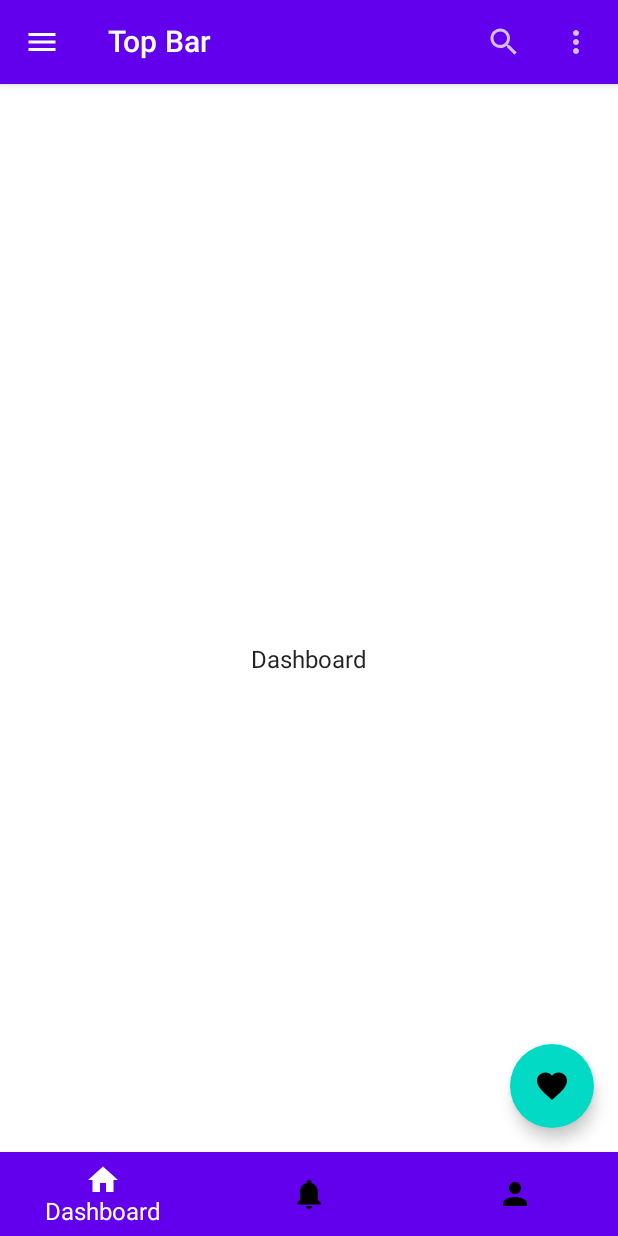
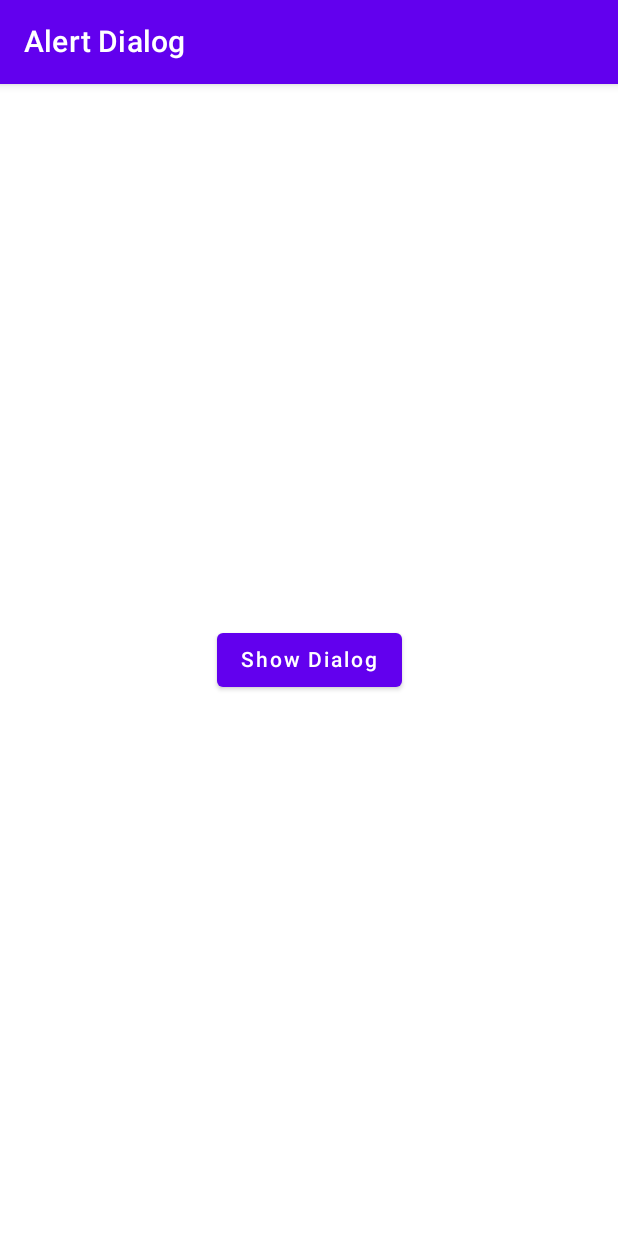
Before and after one commit to GanangSW/Belajar-Jetpack-Compose, an Android app built with Jetpack Compose: the screen it shows after launch (MainActivity), on a phone screen of 412 x 824 dp. Run offline under Robolectric (Android 15) with nearby library versions, the phone set to English and light mode, and no system bars.

Commit message:
alert dialog

```diff
--- a/app/src/main/java/com/gsw/belajarjetpackcompose/MainActivity.kt
+++ b/app/src/main/java/com/gsw/belajarjetpackcompose/MainActivity.kt
@@ -1,43 +1,24 @@
 package com.gsw.belajarjetpackcompose
 
 import android.os.Bundle
+import android.widget.Toast
 import androidx.activity.ComponentActivity
 import androidx.activity.compose.setContent
-import androidx.compose.foundation.Image
-import androidx.compose.foundation.background
-import androidx.compose.foundation.clickable
 import androidx.compose.foundation.layout.*
 import androidx.compose.material.*
-import androidx.compose.material.icons.Icons
 import androidx.compose.material.icons.filled.*
-import androidx.compose.runtime.Composable
-import androidx.compose.runtime.rememberCoroutineScope
+import androidx.compose.runtime.*
 import androidx.compose.ui.Alignment
 import androidx.compose.ui.Modifier
 import androidx.compose.ui.graphics.Color
-import androidx.compose.ui.graphics.vector.ImageVector
-import androidx.compose.ui.res.painterResource
-import androidx.compose.ui.text.font.FontWeight
-import androidx.compose.ui.unit.dp
-import androidx.compose.ui.unit.sp
-import androidx.navigation.NavController
-import androidx.navigation.NavHostController
-import androidx.navigation.Navigation
-import androidx.navigation.compose.NavHost
-import androidx.navigation.compose.composable
-import androidx.navigation.compose.currentBackStackEntryAsState
-import androidx.navigation.compose.rememberNavController
-import com.google.android.material.bottomnavigation.BottomNavigationItemView
+import androidx.compose.ui.platform.LocalContext
 import com.gsw.belajarjetpackcompose.ui.theme.BelajarJetpackComposeTheme
-import kotlinx.coroutines.CoroutineScope
-import kotlinx.coroutines.launch
 
 class MainActivity : ComponentActivity() {
     override fun onCreate(savedInstanceState: Bundle?) {
         super.onCreate(savedInstanceState)
         setContent {
             BelajarJetpackComposeTheme {
-                // A surface container using the 'background' color from the theme
                 Surface(color = MaterialTheme.colors.background) {
                     Greeting()
                 }
@@ -46,202 +27,62 @@ class MainActivity : ComponentActivity() {
     }
 }
 
-// Hari ini kita akan belajar scaffold
-
 @Composable
 fun Greeting() {
-//    Buat variable untuk state
-    val navController = rememberNavController()
-    val scaffoldState = rememberScaffoldState(
-        rememberDrawerState(initialValue = DrawerValue.Closed)
-    )
-    val scope = rememberCoroutineScope()
-
-//    Scaffold
+    val scaffoldState = rememberScaffoldState()
+    var dialogShow by remember {
+        mutableStateOf(false)
+    }
     Scaffold(
         scaffoldState = scaffoldState,
-//    Scaffold TopBar
         topBar = {
             TopAppBar(
-                title = { Text(text = "Top Bar") },
-                navigationIcon = {
-                    IconButton(onClick = {
-                        scope.launch { scaffoldState.drawerState.open() }
-                    }, content = {
-                        Icon(Icons.Default.Menu, contentDescription = "Menu")
-                    })
-                },
-                actions = {
-                    IconButton(onClick = { /*TODO*/ },
-                        content = {
-                            Icon(Icons.Default.Search, contentDescription = "Search")
-                        })
-                    IconButton(onClick = { /*TODO*/ },
-                        content = {
-                            Icon(Icons.Default.MoreVert, contentDescription = "Search")
-                        })
-                }
-            )
-        },
-//        Scaffold FloatingActionButton
-        floatingActionButton = {
-            FloatingActionButton(onClick = { }) {
-                Icon(
-                    Icons.Default.Favorite,
-                    contentDescription = "Icon"
-                )
-            }
-        },
-//        scaffold BottomBar
-        bottomBar = {
-            BottomNavBar(
-                items = navItems,
-                navController = navController,
-                onItemClick = {
-                    navController.navigate(it.route)
-                })
-        },
-        drawerContent = {
-            Drawer(
-                scaffoldState = scaffoldState,
-                scope = scope,
-                navController = navController,
-                navItems = drawerNavItems
+                title = { Text(text = "Alert Dialog") },
             )
         },
         content = {
-            Navigation(navController = navController)
+            Column(
+                modifier = Modifier.fillMaxSize(),
+                verticalArrangement = Arrangement.Center,
+                horizontalAlignment = Alignment.CenterHorizontally
+            ) {
+                Button(onClick = { dialogShow = true }) {
+                    Text(text = "Show Dialog")
+                }
+                if (dialogShow) dialogShow = showDialog()
+            }
         }
     )
 }
 
-data class BottomNavItem(
-    val name: String,
-    val route: String,
-    val icon: ImageVector
-)
+@Composable
+fun showDialog(): Boolean {
+    var openDialog by remember {
+        mutableStateOf(true)
+    }
+    val context = LocalContext.current
+    if (openDialog) {
+        AlertDialog(onDismissRequest = { openDialog = false },
+            title = { Text(text = "Title") },
+            text = { Text(text = "Message") },
+            confirmButton = {
+                TextButton(onClick = {
+                    openDialog = false
+                    Toast.makeText(context, "Confirm Click", Toast.LENGTH_SHORT).show()
+                }) {
+                    Text(text = "Confirm")
+                }
+            },
+            dismissButton = {
+                TextButton(onClick = {
+                    openDialog = false
+                    Toast.makeText(context, "Dissmiss Click", Toast.LENGTH_SHORT).show()
+                }) {
+                    Text(text = "Dismiss")
+                }
+            }
+        )
+    }
 
-val navItems = listOf(
-    BottomNavItem(name = "Dashboard", route = "dashboard", icon = Icons.Default.Home),
-    BottomNavItem(
-        name = "Notification",
-        route = "notification",
-        icon = Icons.Default.Notifications
-    ),
-    BottomNavItem(name = "Profile", route = "profile", icon = Icons.Default.Person),
-)
-
-data class DrawerNavItem(
-    val name: String,
-    val route: String,
-    val icon: ImageVector
-)
-
-val drawerNavItems = listOf(
-    DrawerNavItem(name = "Dashboard", route = "dashboard", icon = Icons.Default.Home),
-    DrawerNavItem(
-        name = "Notification",
-        route = "notification",
-        icon = Icons.Default.Notifications
-    ),
-    DrawerNavItem(name = "Profile", route = "profile", icon = Icons.Default.Person),
-)
-
-
-@Composable
-fun BottomNavBar(
-    items: List<BottomNavItem>,
-    navController: NavController,
-    modifier: Modifier = Modifier,
-    onItemClick: (BottomNavItem) -> Unit
-) {
-    val backStackEntry = navController.currentBackStackEntryAsState()
-    BottomNavigation(
-        modifier = modifier,
-        elevation = 5.dp
-    ) {
-        items.forEach {
-            val selected = it.route == backStackEntry.value?.destination?.route
-            BottomNavigationItem(
-                selected = selected, onClick = { onItemClick(it) },
-                selectedContentColor = Color.White,
-                unselectedContentColor = Color.Black,
-                icon = {
-                    Column(horizontalAlignment = Alignment.CenterHorizontally) {
-                        Icon(it.icon, contentDescription = it.name)
-                        if (selected) Text(text = it.name)
-                    }
-                }
-            )
-        }
-    }
+    return openDialog
 }
-
-
-@Composable
-fun Drawer(
-    scaffoldState: ScaffoldState,
-    scope: CoroutineScope,
-    navController: NavController,
-    navItems: List<DrawerNavItem>
-) {
-    Column {
-        Image(
-            painter = painterResource(id = R.drawable.ic_launcher_background),
-            contentDescription = ""
-        )
-        navItems.forEach {
-            Row(verticalAlignment = Alignment.CenterVertically,
-                modifier = Modifier
-                    .padding(8.dp)
-                    .fillMaxWidth()
-                    .height(40.dp)
-                    .clickable {
-                        scope.launch { scaffoldState.drawerState.close() }
-                        navController.navigate(it.route)
-                    }) {
-
-                Icon(it.icon, contentDescription = it.name)
-                Spacer(modifier = Modifier.width(10.dp))
-                Text(
-                    text = it.name,
-                    fontSize = 12.sp,
-                    color = Color.Black,
-                    fontWeight = FontWeight.Bold
-                )
-
-            }
-        }
-    }
-}
-
-
-@Composable
-fun Navigation(navController: NavHostController) {
-    NavHost(navController = navController, startDestination = "dashboard") {
-        composable(route = "dashboard") { Dashboard() }
-        composable(route = "notification") { Notification() }
-        composable(route = "profile") { Profile() }
-    }
-}
-
-@Composable
-fun Profile() {
-    Box(modifier = Modifier.fillMaxSize(), contentAlignment = Alignment.Center) {
-        Text(text = "Profile")
-    }
-}
-
-@Composable
-fun Notification() {
-    Box(modifier = Modifier.fillMaxSize(), contentAlignment = Alignment.Center) {
-        Text(text = "Notification")
-    }
-}
-
-@Composable
-fun Dashboard() {
-    Box(modifier = Modifier.fillMaxSize(), contentAlignment = Alignment.Center) {
-        Text(text = "Dashboard")
-    }
-}
```
